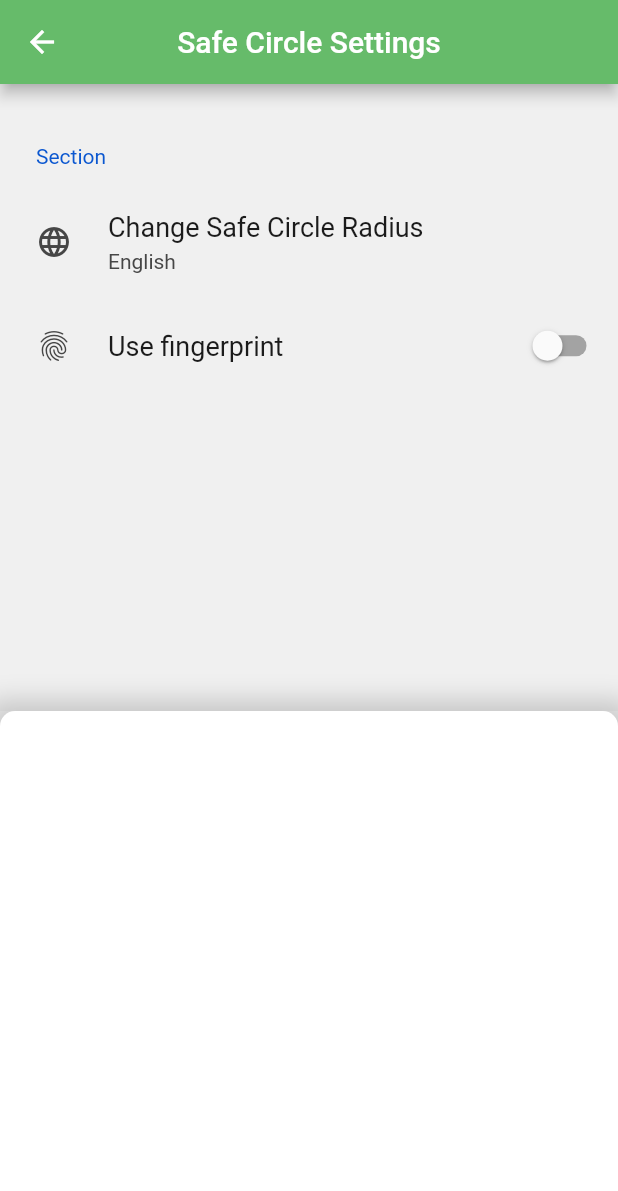
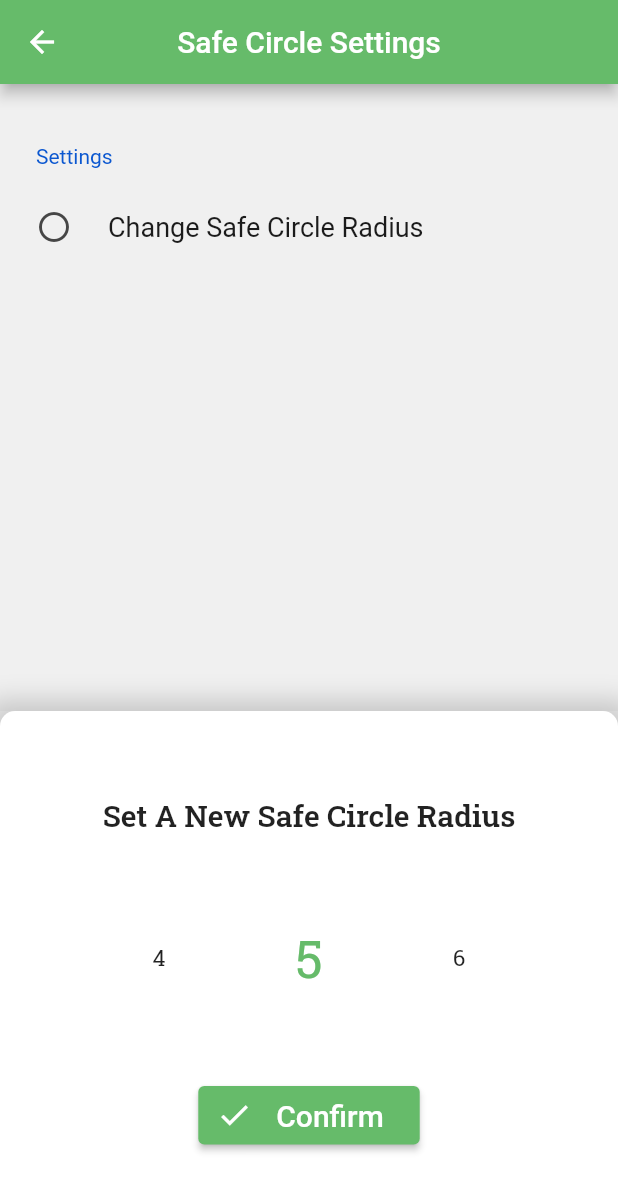
Before and after one commit to nollid08/Safe-Circle, a Flutter app: the SettingsScreen screen opened directly, after a tap on "Change Safe Circle Radius", on a phone screen of 412 x 824 dp. Shown: the top 1191 px of the screen. Run offline on Flutter 3.47's test engine with Material 2 defaults, Android fonts, the light colour scheme and no system bars; drawn by our look-alikes of numberpicker, settings_ui; our stand-ins replace flutter_local_notifications, flutter_spinkit, google_maps_flutter, shared_preferences; missing offline and left inert: background_location; accounts and stored records are empty.

Commit message:
Added UI for changing the Safe Circle Radius

```diff
--- a/lib/controllers/map_controller.dart
+++ b/lib/controllers/map_controller.dart
@@ -12,7 +12,13 @@ class MapController extends ChangeNotifier {
   NotificationHelper notificationHelper = NotificationHelper();
   bool _alarmTriggered = false;
   LocationHelper locationHelper = LocationHelper();
-  double safeCircleRadius;
+  int _safeCircleRadius = 5;
+  int get safeCircleRadius => _safeCircleRadius;
+  set safeCircleRadius(int newSafeCircleRadius) {
+    _safeCircleRadius = newSafeCircleRadius;
+    notifyListeners();
+  }
+
   LatLng get currentLocation => _currentLocation;
   Set get circleSet => home.circles.circles;
   Set get markerSet => home.markers.markers;
--- a/lib/main.dart
+++ b/lib/main.dart
@@ -3,24 +3,27 @@ import 'package:five_km_from_home/constants.dart';
 import 'package:five_km_from_home/views/screens/disclosure_screen.dart';
 import 'package:five_km_from_home/views/screens/map_screen.dart';
 import 'package:shared_preferences/shared_preferences.dart';
+import 'controllers/map_controller.dart';
+import 'package:provider/provider.dart';
 
 void main() {
-  runApp(
-    MyApp(),
-  );
+  runApp(MyApp());
 }
 
 class MyApp extends StatelessWidget {
   // This widget is the root of your application.
   @override
   Widget build(BuildContext context) {
+    return ChangeNotifierProvider<MapController>(
+      create: (_) => MapController(),
+      builder: (BuildContext context, child) {
         return MaterialApp(
           debugShowCheckedModeBanner: false,
           theme: ThemeData.light().copyWith(primaryColor: primaryColor),
           home: FutureBuilder<SharedPreferences>(
             future: SharedPreferences.getInstance(),
-        builder:
-            (BuildContext context, AsyncSnapshot<SharedPreferences> snapshot) {
+            builder: (BuildContext context,
+                AsyncSnapshot<SharedPreferences> snapshot) {
               switch (snapshot.connectionState) {
                 case ConnectionState.none:
                 case ConnectionState.waiting:
@@ -37,5 +40,7 @@ class MyApp extends StatelessWidget {
             },
           ),
         );
+      },
+    );
   }
 }
--- a/lib/views/screens/map_screen.dart
+++ b/lib/views/screens/map_screen.dart
@@ -24,10 +24,7 @@ class _MapScreenState extends State<MapScreen> {
   @override
   Widget build(BuildContext context) {
     return RetainApp(
-      child: ChangeNotifierProvider<MapController>(
-        create: (_) => MapController(),
-        builder: (BuildContext context, child) {
-          return Scaffold(
+      child: Scaffold(
         appBar: AppBar(
           title: Text('Safe Circle'),
           centerTitle: true,
@@ -66,8 +63,6 @@ class _MapScreenState extends State<MapScreen> {
             }
           },
         ),
-          );
-        },
       ),
     );
   }
--- a/lib/views/screens/settings_screen.dart
+++ b/lib/views/screens/settings_screen.dart
@@ -1,12 +1,16 @@
 import 'package:five_km_from_home/controllers/map_controller.dart';
-import 'package:five_km_from_home/views/widgets/rounded_bottom_sheet.dart';
 import 'package:flutter/material.dart';
 import 'package:five_km_from_home/constants.dart';
 import 'package:provider/provider.dart';
 import 'package:settings_ui/settings_ui.dart';
-import 'package:numberpicker/numberpicker.dart';
+import 'package:five_km_from_home/views/widgets/safe_circle_radius_picker.dart';
 
-class SettingsScreen extends StatelessWidget {
+class SettingsScreen extends StatefulWidget {
+  @override
+  _SettingsScreenState createState() => _SettingsScreenState();
+}
+
+class _SettingsScreenState extends State<SettingsScreen> {
   @override
   Widget build(BuildContext context) {
     return Scaffold(
@@ -24,25 +28,20 @@ class SettingsScreen extends StatelessWidget {
               fontWeight: FontWeight.w700,
               fontSize: 16,
             ),
-            title: 'Section',
+            title: 'Settings',
             tiles: [
               SettingsTile(
                 title: 'Change Safe Circle Radius',
-                subtitle: 'English',
-                leading: Icon(Icons.language),
+                leading: Icon(Icons.radio_button_unchecked_outlined),
                 onPressed: (BuildContext context) {
                   Scaffold.of(context).showBottomSheet(
                     (BuildContext buildContext) {
-                      return RoundedBottomSheet(child: null);
+                      return SafeCircleRadiusPicker(
+                          safeCircleRadius:
+                              context.read<MapController>().safeCircleRadius);
                     },
                   );
                 },
-              ),
-              SettingsTile.switchTile(
-                title: 'Use fingerprint',
-                leading: Icon(Icons.fingerprint),
-                switchValue: false,
-                onToggle: (bool value) {},
               ),
             ],
           ),
--- /dev/null
+++ b/lib/views/widgets/button.dart
@@ -0,0 +1,30 @@
+import 'package:flutter/material.dart';
+import 'package:five_km_from_home/constants.dart';
+
+class Button extends StatelessWidget {
+  final Function onPressed;
+  final Icon icon;
+  final String text;
+
+  const Button({this.onPressed, this.icon, this.text});
+
+  @override
+  Widget build(BuildContext context) {
+    return ElevatedButton.icon(
+      style: ElevatedButton.styleFrom(
+        primary: primaryColor,
+      ),
+      onPressed: onPressed,
+      icon: icon,
+      label: Padding(
+        padding: const EdgeInsets.all(8.0),
+        child: Text(
+          text,
+          style: TextStyle(
+            fontSize: 20,
+          ),
+        ),
+      ),
+    );
+  }
+}
--- /dev/null
+++ b/lib/views/widgets/safe_circle_radius_picker.dart
@@ -0,0 +1,67 @@
+import 'package:five_km_from_home/constants.dart';
+import 'package:five_km_from_home/controllers/map_controller.dart';
+import 'package:five_km_from_home/views/widgets/button.dart';
+import 'package:provider/provider.dart';
+import 'package:flutter/material.dart';
+import 'package:five_km_from_home/views/widgets/rounded_bottom_sheet.dart';
+import 'package:numberpicker/numberpicker.dart';
+
+class SafeCircleRadiusPicker extends StatelessWidget {
+  final int safeCircleRadius;
+
+  const SafeCircleRadiusPicker({this.safeCircleRadius});
+  @override
+  Widget build(BuildContext context) {
+    int _currentSafeCircleRadius = safeCircleRadius;
+    return StatefulBuilder(
+      builder: (BuildContext context, StateSetter setModalState) {
+        return RoundedBottomSheet(
+          child: Column(
+            mainAxisAlignment: MainAxisAlignment.spaceEvenly,
+            children: [
+              Text(
+                'Set A New Safe Circle Radius',
+                style: TextStyle(
+                  fontWeight: FontWeight.w600,
+                  fontSize: 20,
+                  fontFamily: 'RobotoSlab',
+                ),
+              ),
+              NumberPicker(
+                textStyle: TextStyle(
+                  fontFamily: 'RobotoSlab',
+                  fontSize: 15,
+                ),
+                selectedTextStyle: TextStyle(
+                    fontFamily: 'RobotoSlab',
+                    fontSize: 35,
+                    color: primaryColor),
+                value: _currentSafeCircleRadius,
+                minValue: 0,
+                maxValue: 100,
+                axis: Axis.horizontal,
+                haptics: true,
+                onChanged: (int newSafeCircleRadius) {
+                  setModalState(
+                    () {
+                      _currentSafeCircleRadius = newSafeCircleRadius;
+                    },
+                  );
+                },
+              ),
+              Button(
+                onPressed: () {
+                  context.read<MapController>().safeCircleRadius =
+                      _currentSafeCircleRadius;
+                  Navigator.pop(context);
+                },
+                icon: Icon(Icons.check),
+                text: 'Confirm',
+              )
+            ],
+          ),
+        );
+      },
+    );
+  }
+}
```
Lines whose indentation alone changed are shown as unchanged.
